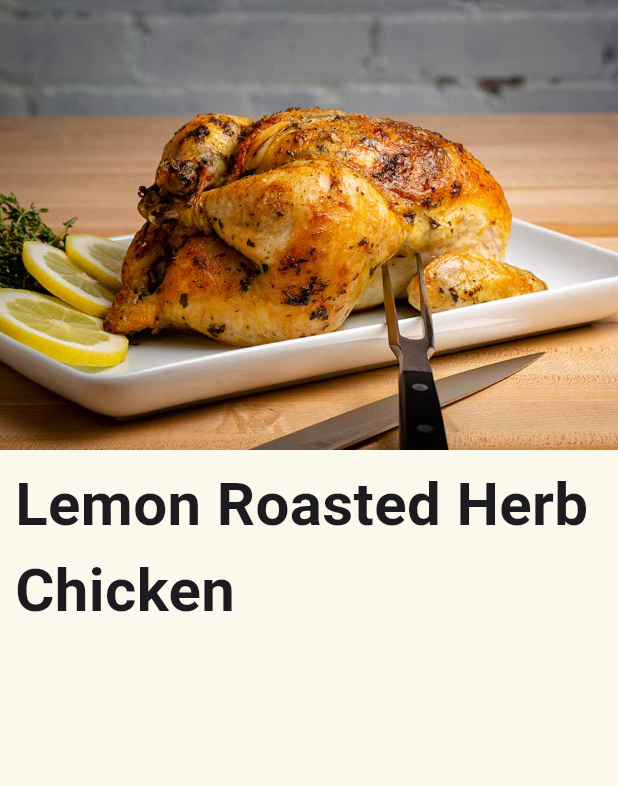
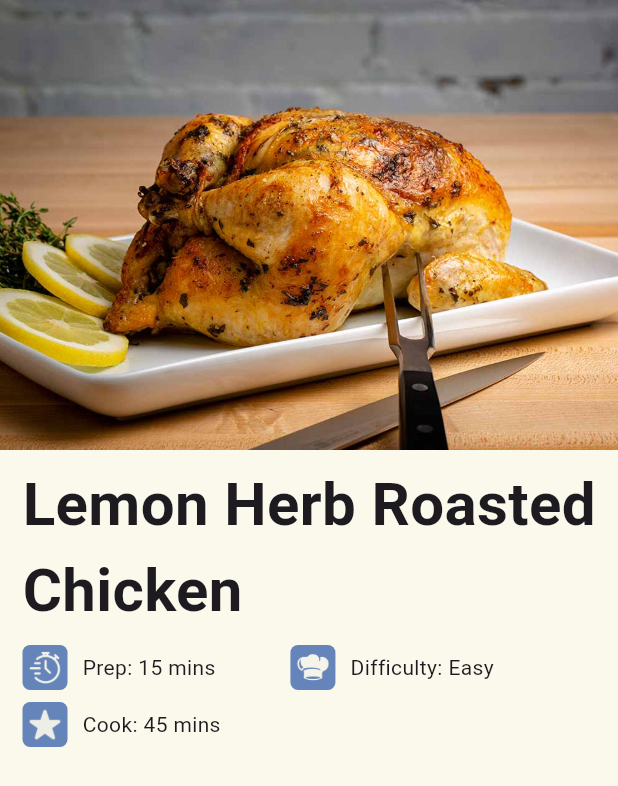
Before and after one commit to maelprz/P01-RecipeCard, a Flutter app: the screen it shows after launch, on a phone screen of 412 x 824 dp. Shown: the top 786 px of the screen. Run offline on Flutter 3.47's test engine with Material 3 defaults, Android fonts, the light colour scheme and no system bars.

Commit message:
• Added recipe info icons (Timer, Star, ChefHat) below the title • Wrapped icons in colored containers for better visibility • Displayed prep time, cook time, and difficulty next to icons

```diff
--- a/lib/main.dart
+++ b/lib/main.dart
@@ -24,8 +24,9 @@ class RecipeCard extends StatelessWidget {
     return Scaffold(
       backgroundColor: const Color(0xFFFBF8EC),
       body: Column(
-        crossAxisAlignment: CrossAxisAlignment.start, // left-align
+        crossAxisAlignment: CrossAxisAlignment.start,
         children: [
+          // Recipe image
           SizedBox(
             width: 500,
             height: 300,
@@ -35,14 +36,80 @@ class RecipeCard extends StatelessWidget {
             ),
           ),
           const SizedBox(height: 8),
+
+          // Recipe title
           const Padding(
-            padding: EdgeInsets.only(left: 10),
+            padding: EdgeInsets.only(left: 15),
             child: Text(
-              'Lemon Roasted Herb Chicken',
+              'Lemon Herb Roasted Chicken',
               style: TextStyle(
                 fontSize: 40,
                 fontWeight: FontWeight.bold,
               ),
+            ),
+          ),
+          const SizedBox(height: 8),
+
+          // Icons and info
+          Padding(
+            padding: const EdgeInsets.only(left: 15),
+            child: Column(
+              crossAxisAlignment: CrossAxisAlignment.start,
+              children: [
+                // First row: Timer & Chef Hat
+                Row(
+                  children: [
+                    // Timer
+                    Container(
+                      width: 30,
+                      height: 30,
+                      padding: const EdgeInsets.all(4),
+                      decoration: BoxDecoration(
+                        color: const Color.fromARGB(186, 46, 89, 168),
+                        borderRadius: BorderRadius.circular(5),
+                      ),
+                      child: Image.asset('assets/Timer.png'),
+                    ),
+                    const SizedBox(width: 10),
+                    const Text('Prep: 15 mins'),
+
+                    const SizedBox(width: 50), // spacing between the two
+
+                    // Chef Hat
+                    Container(
+                      width: 30,
+                      height: 30,
+                      padding: const EdgeInsets.all(4),
+                      decoration: BoxDecoration(
+                        color: const Color.fromARGB(186, 46, 89, 168),
+                        borderRadius: BorderRadius.circular(5),
+                      ),
+                      child: Image.asset('assets/ChefHat.png'),
+                    ),
+                    const SizedBox(width: 10),
+                    const Text('Difficulty: Easy'),
+                  ],
+                ),
+                const SizedBox(height: 8),
+
+                // Second row: Star
+                Row(
+                  children: [
+                    Container(
+                      width: 30,
+                      height: 30,
+                      padding: const EdgeInsets.all(4),
+                      decoration: BoxDecoration(
+                        color: const Color.fromARGB(186, 46, 89, 168),
+                        borderRadius: BorderRadius.circular(5),
+                      ),
+                      child: Image.asset('assets/Star.png'),
+                    ),
+                    const SizedBox(width: 10),
+                    const Text('Cook: 45 mins'),
+                  ],
+                ),
+              ],
             ),
           ),
         ],
--- a/pubspec.yaml
+++ b/pubspec.yaml
@@ -21,3 +21,6 @@ flutter:
   uses-material-design: true
   assets:
     - assets/lemonroastedchicken.jpg
+    - assets/Timer.png
+    - assets/ChefHat.png
+    - assets/Star.png
```
Also changed, not shown: assets/ChefHat.png (added), assets/Star.png (added), assets/Timer.png (added).
